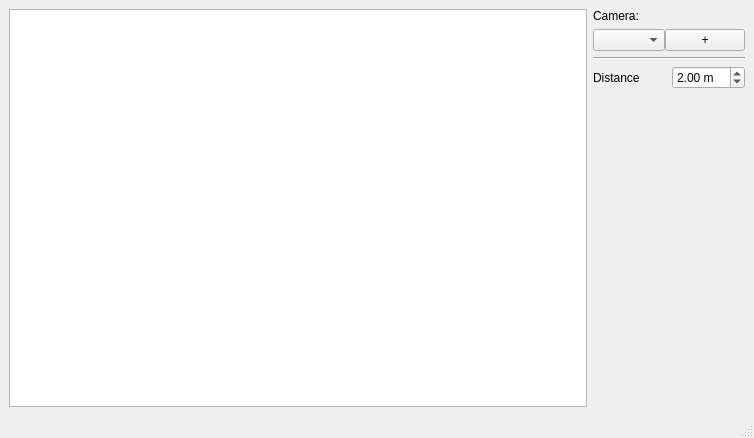
Above: social-distancing-v2/gui/ui/mainwindow.ui from pischule/uni before the change. Below: the same form after it.
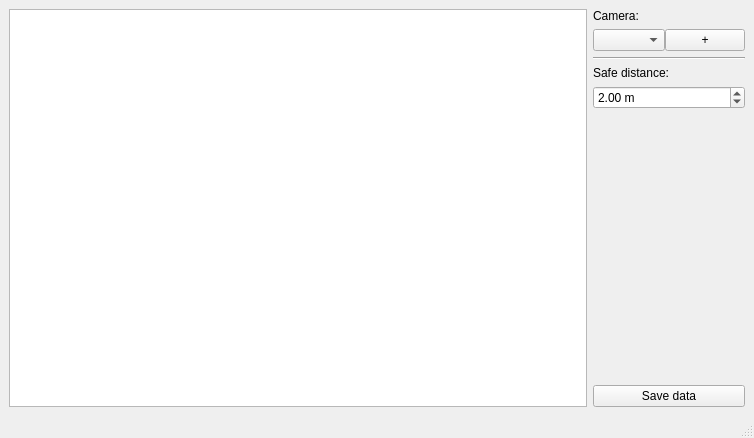
That is the form after the change.

Commit message: add safe button, get rid of download sh script

Patch:
```diff
--- a/social-distancing-v2/gui/ui/mainwindow.ui
+++ b/social-distancing-v2/gui/ui/mainwindow.ui
@@ -82,11 +82,9 @@
          </widget>
         </item>
         <item>
-         <layout class="QHBoxLayout" name="horizontalLayout_4">
-          <item>
            <widget class="QLabel" name="distanceLabel">
             <property name="text">
-             <string>Distance</string>
+           <string>Safe distance:</string>
             </property>
            </widget>
           </item>
@@ -103,8 +101,6 @@
             </property>
            </widget>
           </item>
-         </layout>
-        </item>
         <item>
          <spacer name="verticalSpacer">
           <property name="orientation">
@@ -118,6 +114,13 @@
           </property>
          </spacer>
         </item>
+        <item>
+         <widget class="QPushButton" name="saveDataPushButton">
+          <property name="text">
+           <string>Save data</string>
+          </property>
+         </widget>
+        </item>
        </layout>
       </item>
      </layout>
```
Left out of the diff: 4 changed lines with no effect on the pictures. Lines whose indentation alone changed are shown as unchanged. The commit also changes 11 other files.
